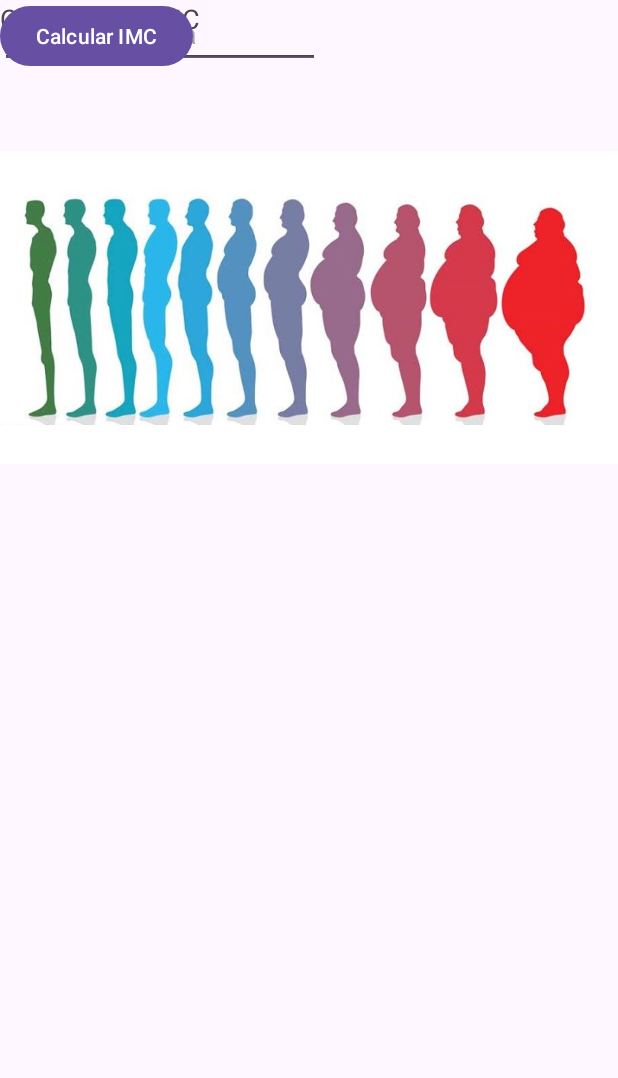
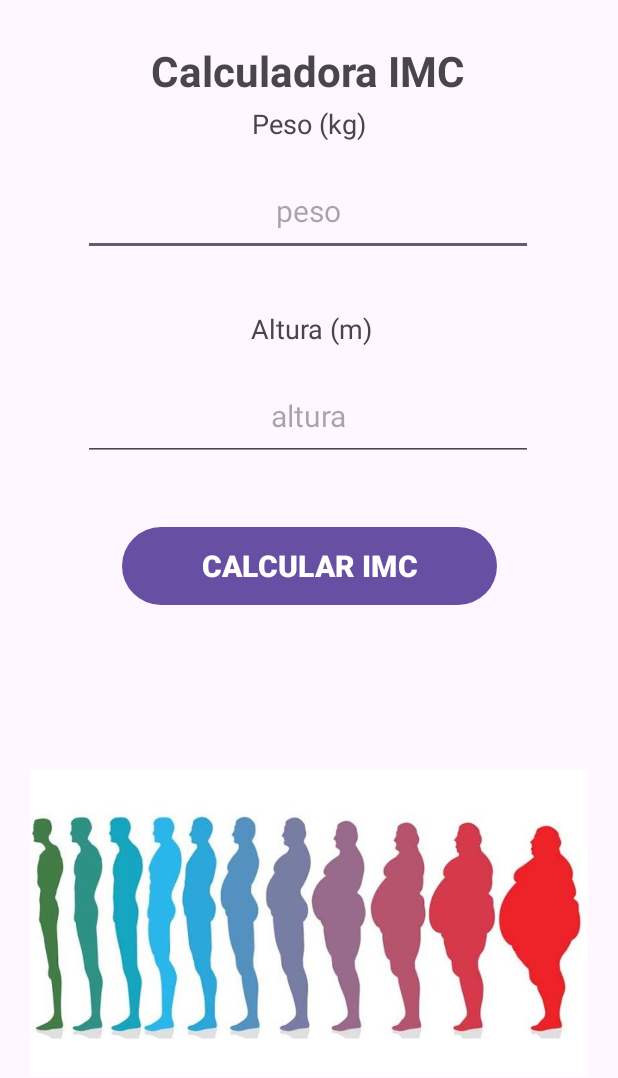
Before and after one commit to mattvnn/android, an Android app: the screen it shows after launch (MainActivity), on a phone screen of 412 x 824 dp. Shown: the top 1078 px of the screen. Run offline under Robolectric (Android 15) with nearby library versions, the phone set to English and light mode, and no system bars.

Commit message:
Término atividade IMC

```diff
--- a/app/src/main/java/rbenica/app/MainActivity.java
+++ b/app/src/main/java/rbenica/app/MainActivity.java
@@ -4,35 +4,28 @@ import android.content.Intent;
 import android.os.Bundle;
 import android.widget.Button;
 import android.widget.EditText;
-
-import androidx.activity.EdgeToEdge;
 import androidx.appcompat.app.AppCompatActivity;
-import androidx.core.graphics.Insets;
-import androidx.core.view.ViewCompat;
-import androidx.core.view.WindowInsetsCompat;
 
 public class MainActivity extends AppCompatActivity {
-    Button b;
-    EditText edpeso, edaltura;
+
+    Button btnCalcular;
+    EditText edPeso, edAltura;
+
     @Override
     protected void onCreate(Bundle savedInstanceState) {
         super.onCreate(savedInstanceState);
-        EdgeToEdge.enable(this);
         setContentView(R.layout.activity_main);
-        b=findViewById(R.id.button);
-        edaltura=findViewById(R.id.edaltura);
-        edpeso=findViewById(R.id.edpeso);
-        ViewCompat.setOnApplyWindowInsetsListener(findViewById(R.id.main), (v, insets) -> {
-            Insets systemBars = insets.getInsets(WindowInsetsCompat.Type.systemBars());
-            v.setPadding(systemBars.left, systemBars.top, systemBars.right, systemBars.bottom);
-            return insets;
-        });
-        b.setOnClickListener(v -> {
-            Intent intent= new Intent(this,IMCResultado.class);
-            float peso = Float.parseFloat(edpeso.getText().toString());
-            float altura = Float.parseFloat(edaltura.getText().toString());
+
+        btnCalcular = findViewById(R.id.button);
+        edPeso = findViewById(R.id.edpeso);
+        edAltura = findViewById(R.id.edaltura);
+
+        btnCalcular.setOnClickListener(v -> {
+            float peso = Float.parseFloat(edPeso.getText().toString());
+            float altura = Float.parseFloat(edAltura.getText().toString());
+            Intent intent = new Intent(MainActivity.this, IMCResultado.class);
+            intent.putExtra("peso", peso);
             intent.putExtra("altura", altura);
-            intent.putExtra("peso", peso);
             startActivity(intent);
         });
     }
--- a/app/src/main/res/layout/activity_main.xml
+++ b/app/src/main/res/layout/activity_main.xml
@@ -1,58 +1,101 @@
 <?xml version="1.0" encoding="utf-8"?>
-<androidx.constraintlayout.widget.ConstraintLayout xmlns:android="http://schemas.android.com/apk/res/android"
+<androidx.constraintlayout.widget.ConstraintLayout
+    xmlns:android="http://schemas.android.com/apk/res/android"
     xmlns:app="http://schemas.android.com/apk/res-auto"
     xmlns:tools="http://schemas.android.com/tools"
-    android:id="@+id/main"
     android:layout_width="match_parent"
     android:layout_height="match_parent"
-    tools:context=".MainActivity">
+    android:padding="20dp">
 
-    <ImageView
-        android:id="@+id/imageView"
+    <TextView
+        android:id="@+id/textViewTitle"
         android:layout_width="wrap_content"
         android:layout_height="wrap_content"
-        android:layout_weight="1"
-        app:srcCompat="@drawable/perfil"
-        tools:layout_editor_absoluteX="0dp"
-        tools:layout_editor_absoluteY="345dp" />
-
-    <TextView
-        android:id="@+id/textView"
-        android:layout_width="wrap_content"
-        android:layout_height="wrap_content"
+        android:layout_marginTop="8dp"
         android:text="Calculadora IMC"
-        android:textAlignment="center"
-        android:textSize="18sp"
-        tools:layout_editor_absoluteX="139dp"
-        tools:layout_editor_absoluteY="16dp" />
+        android:textSize="28sp"
+        android:textStyle="bold"
+        app:layout_constraintEnd_toEndOf="parent"
+        app:layout_constraintHorizontal_bias="0.496"
+        app:layout_constraintStart_toStartOf="parent"
+        app:layout_constraintTop_toTopOf="parent" />
 
     <EditText
         android:id="@+id/edpeso"
-        android:layout_width="wrap_content"
-        android:layout_height="wrap_content"
-        android:ems="10"
-        android:hint="Peso"
-        android:inputType="number"
-        android:textAlignment="center"
-        tools:layout_editor_absoluteX="16dp"
-        tools:layout_editor_absoluteY="70dp" />
+        android:layout_width="300dp"
+        android:layout_height="60dp"
+        android:layout_marginTop="16dp"
+        android:gravity="center"
+        android:hint="peso"
+        android:inputType="numberDecimal"
+        android:textSize="20sp"
+        app:layout_constraintEnd_toEndOf="parent"
+        app:layout_constraintHorizontal_bias="0.492"
+        app:layout_constraintStart_toStartOf="parent"
+        app:layout_constraintTop_toBottomOf="@+id/textViewPeso" />
 
     <EditText
         android:id="@+id/edaltura"
+        android:layout_width="300dp"
+        android:layout_height="60dp"
+        android:layout_marginTop="16dp"
+        android:gravity="center"
+        android:hint="altura"
+        android:inputType="numberDecimal"
+        android:textSize="20sp"
+        app:layout_constraintEnd_toEndOf="parent"
+        app:layout_constraintHorizontal_bias="0.492"
+        app:layout_constraintStart_toStartOf="parent"
+        app:layout_constraintTop_toBottomOf="@+id/textViewAltura" />
+
+    <TextView
+        android:id="@+id/textViewPeso"
         android:layout_width="wrap_content"
         android:layout_height="wrap_content"
-        android:ems="10"
-        android:hint="Altura"
-        android:inputType="number"
-        android:textAlignment="center"
-        tools:layout_editor_absoluteX="16dp"
-        tools:layout_editor_absoluteY="115dp" />
+        android:layout_marginTop="4dp"
+        android:text="Peso (kg)"
+        android:textSize="18sp"
+        app:layout_constraintEnd_toEndOf="parent"
+        app:layout_constraintHorizontal_bias="0.501"
+        app:layout_constraintStart_toStartOf="parent"
+        app:layout_constraintTop_toBottomOf="@+id/textViewTitle" />
+
+    <TextView
+        android:id="@+id/textViewAltura"
+        android:layout_width="wrap_content"
+        android:layout_height="wrap_content"
+        android:layout_marginTop="36dp"
+        android:text="Altura (m)"
+        android:textSize="18sp"
+        app:layout_constraintEnd_toEndOf="parent"
+        app:layout_constraintHorizontal_bias="0.508"
+        app:layout_constraintStart_toStartOf="parent"
+        app:layout_constraintTop_toBottomOf="@+id/edpeso" />
 
     <Button
         android:id="@+id/button"
-        android:layout_width="wrap_content"
-        android:layout_height="wrap_content"
-        android:text="Calcular IMC"
-        tools:layout_editor_absoluteX="143dp"
-        tools:layout_editor_absoluteY="201dp" />
+        android:layout_width="250dp"
+        android:layout_height="60dp"
+        android:text="CALCULAR IMC"
+        android:textSize="20sp"
+        android:textAllCaps="false"
+        android:textStyle="bold"
+        app:layout_constraintEnd_toEndOf="parent"
+        app:layout_constraintStart_toStartOf="parent"
+        app:layout_constraintTop_toBottomOf="@+id/edaltura"
+        android:layout_marginTop="40dp" />
+
+    <ImageView
+        android:id="@+id/imgTipos"
+        android:layout_width="403dp"
+        android:layout_height="242dp"
+        android:layout_marginTop="40dp"
+        android:layout_marginBottom="20dp"
+        android:scaleType="fitCenter"
+        android:src="@drawable/perfil"
+        app:layout_constraintBottom_toBottomOf="parent"
+        app:layout_constraintEnd_toEndOf="parent"
+        app:layout_constraintStart_toStartOf="parent"
+        app:layout_constraintTop_toBottomOf="@+id/button" />
+
 </androidx.constraintlayout.widget.ConstraintLayout>
```
Also changed, not shown: app/src/main/java/rbenica/app/IMCResultado.java (+32 -23 lines), app/src/main/res/layout/activity_imcresultado.xml (+47 -27 lines).
